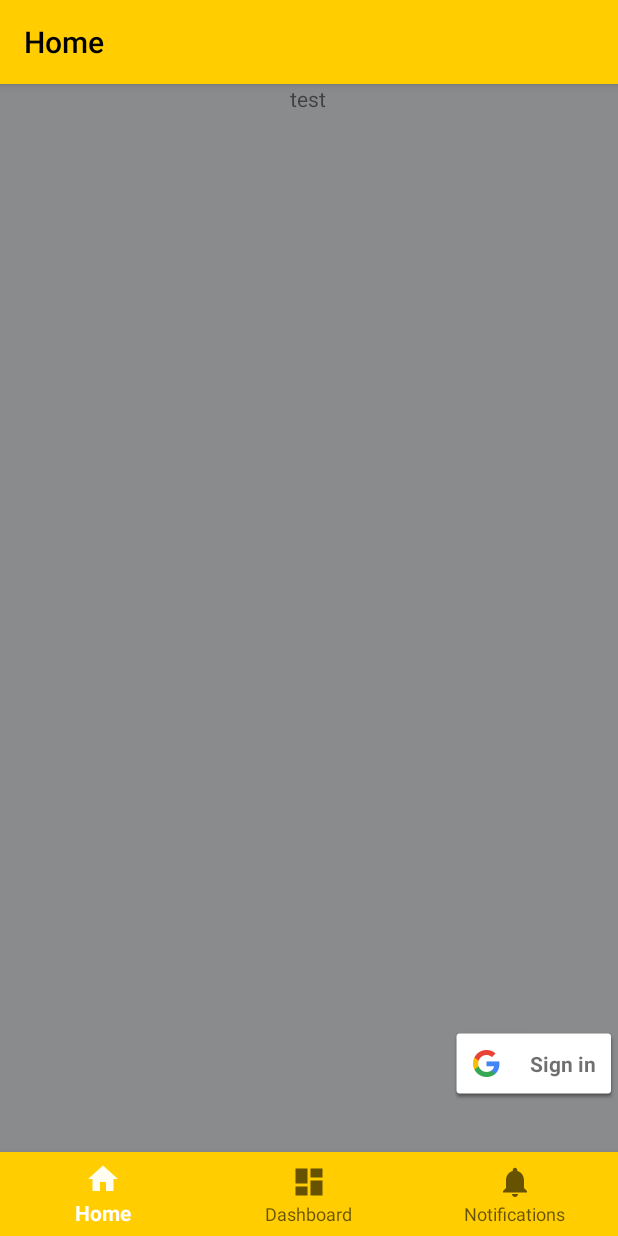
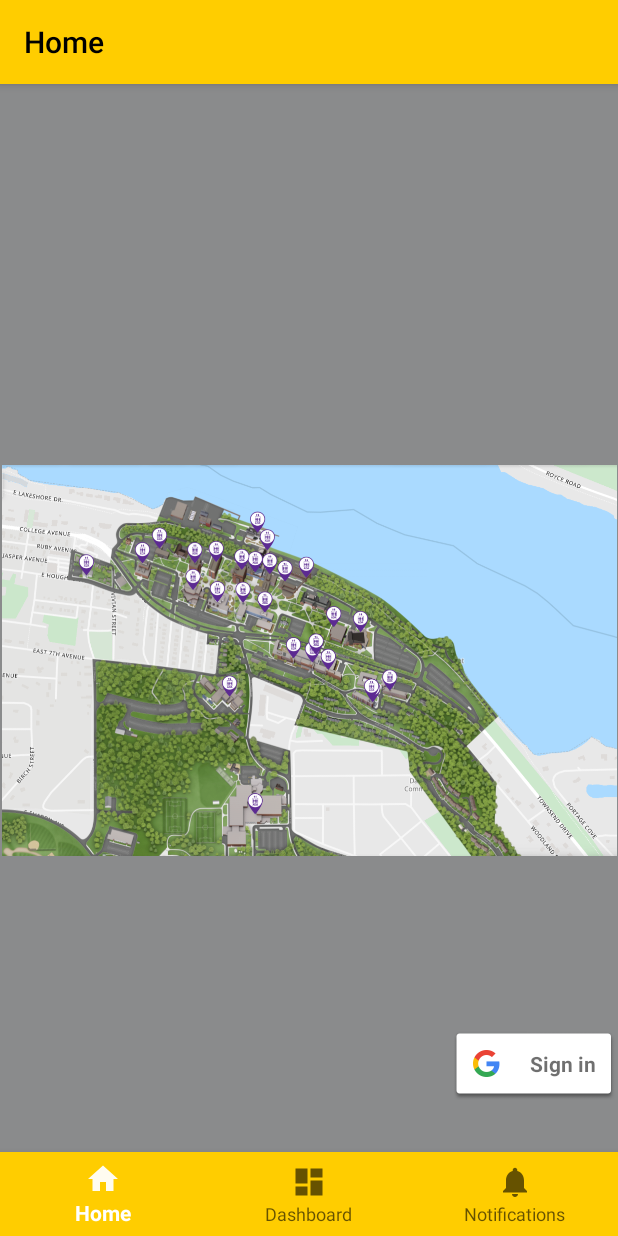
Before and after one commit to Brayden1000/CS3141-R01-team1, an Android app: the screen it shows after launch (MainActivity), on a phone screen of 412 x 824 dp. Run offline under Robolectric (Android 15) with nearby library versions, the phone set to English and light mode, and no system bars; our stand-ins replace Volley, navigation-ui.

Commit message:
added image

```diff
--- a/mobileapp/CS31411/app/build.gradle
+++ b/mobileapp/CS31411/app/build.gradle
@@ -45,4 +45,7 @@ dependencies {
     androidTestImplementation 'androidx.test.ext:junit:1.1.3'
     androidTestImplementation 'androidx.test.espresso:espresso-core:3.4.0'
     implementation 'com.android.volley:volley:1.2.1'
+
+    implementation 'it.sephiroth.android.library.imagezoom:imagezoom:2.3.0'
+    implementation 'com.ablanco.zoomy:zoomy:1.1.0'
 }
--- a/mobileapp/CS31411/app/src/main/java/com/example/cs3141_1/ui/home/HomeFragment.java
+++ b/mobileapp/CS31411/app/src/main/java/com/example/cs3141_1/ui/home/HomeFragment.java
@@ -4,9 +4,11 @@ import android.content.Intent;
 import android.os.Bundle;
 import android.util.Log;
 import android.view.LayoutInflater;
+import android.view.ScaleGestureDetector;
 import android.view.View;
 import android.view.ViewGroup;
 import android.widget.Button;
+import android.widget.ImageView;
 import android.widget.TextView;
 
 import androidx.annotation.NonNull;
@@ -44,12 +46,13 @@ import java.util.Map;
 public class HomeFragment extends Fragment {
 
     GoogleSignInClient mGoogleSignInClient;
-
+    ScaleGestureDetector scaleGestureDetector;
     private FragmentHomeBinding binding;
 
     SignInButton signin;
     Button post;
     Button request;
+    ImageView image;
 
     String urlString = "https://mtuelevatordown.000webhostapp.com/mobileAPI.php";
 
@@ -77,6 +80,9 @@ public class HomeFragment extends Fragment {
 
         //Button
         signin = (SignInButton) root.findViewById(R.id.sign_in_button);
+        image = root.findViewById(R.id.map);
+
+        //Zoomy.Builder
 
         post = (Button) root.findViewById(R.id.post);
         request = (Button) root.findViewById(R.id.request);
--- a/mobileapp/CS31411/app/src/main/res/layout/fragment_home.xml
+++ b/mobileapp/CS31411/app/src/main/res/layout/fragment_home.xml
@@ -6,17 +6,15 @@
     android:layout_height="match_parent"
     tools:context=".ui.home.HomeFragment">
 
-    <TextView
-        android:layout_width="wrap_content"
-        android:layout_height="wrap_content"
-        android:text="test"
-        android:textFontWeight="20"
+    <ImageView
+        android:id="@+id/map"
+        android:layout_width="410dp"
+        android:layout_height="419dp"
+        android:src="@drawable/screenshot_2022_11_14_133741"
         app:layout_constraintBottom_toBottomOf="parent"
         app:layout_constraintEnd_toEndOf="parent"
-        app:layout_constraintHorizontal_bias="0.498"
         app:layout_constraintStart_toStartOf="parent"
-        app:layout_constraintTop_toTopOf="parent"
-        app:layout_constraintVertical_bias="0.0" />
+        app:layout_constraintTop_toTopOf="parent"></ImageView>
 
     <com.google.android.gms.common.SignInButton
         android:id="@+id/sign_in_button"
```
Also changed, not shown: mobileapp/CS31411/app/src/main/res/drawable/screenshot_2022_11_14_133741.png (added).
